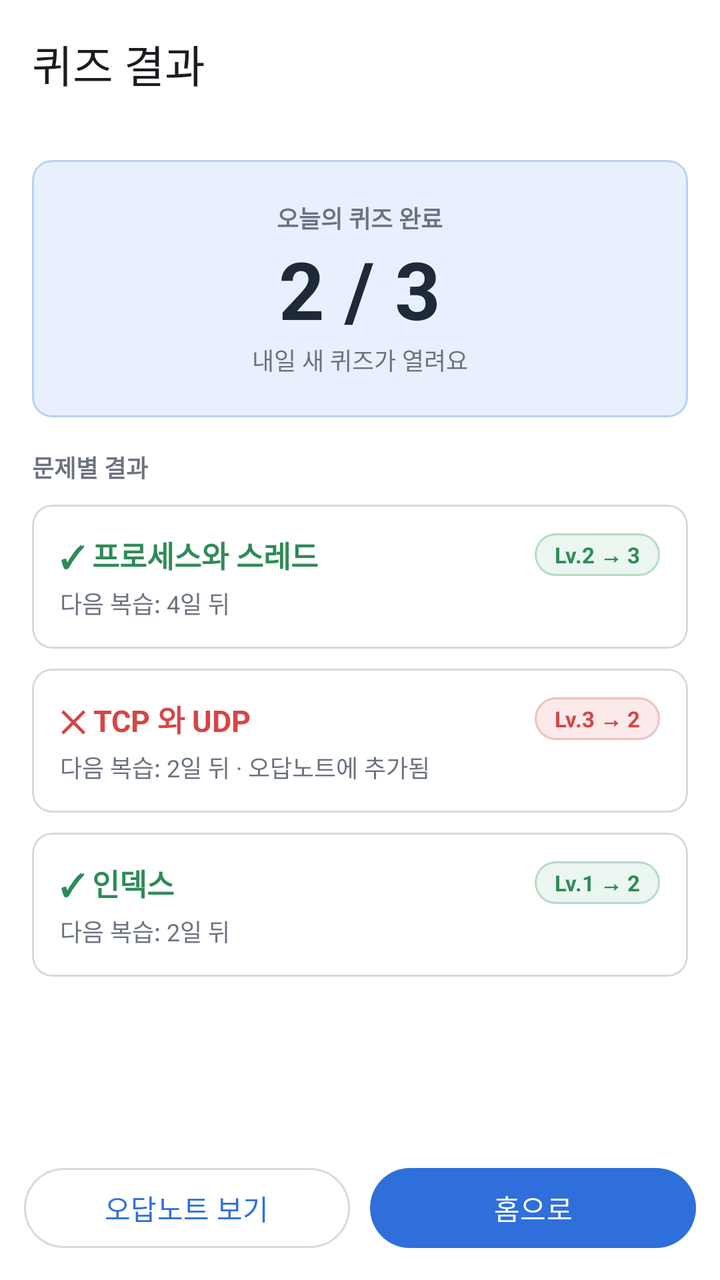
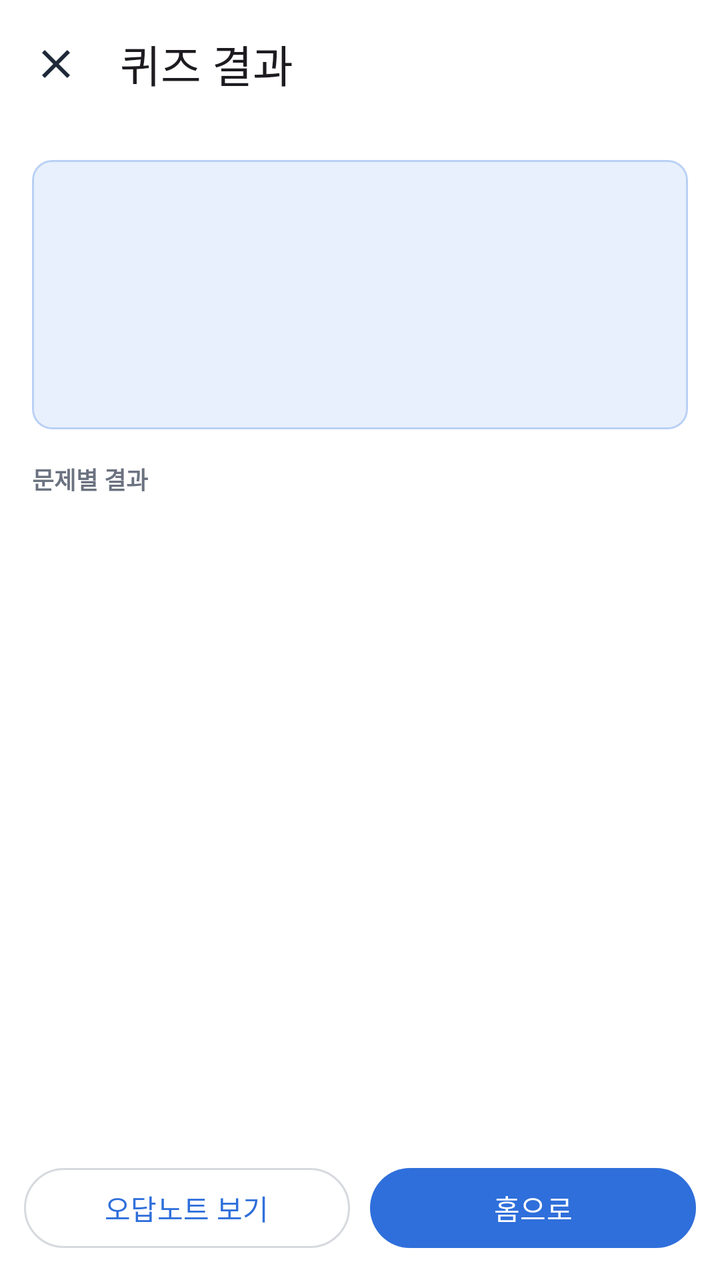

Screens rendered from an Android XML layout before and after an edit, with the pre-edit source and the edit as a unified diff.
<!-- AndroidManifest.xml: application theme Theme.InterviewTrainer -->
<!-- res/layout/activity_quiz_result.xml -->
<?xml version="1.0" encoding="utf-8"?>
<LinearLayout xmlns:android="http://schemas.android.com/apk/res/android"
    xmlns:app="http://schemas.android.com/apk/res-auto"
    xmlns:tools="http://schemas.android.com/tools"
    android:layout_width="match_parent"
    android:layout_height="match_parent"
    android:orientation="vertical"
    tools:context=".concept.QuizResultActivity">

    <com.google.android.material.appbar.MaterialToolbar
        android:id="@+id/toolbar"
        android:layout_width="match_parent"
        android:layout_height="?attr/actionBarSize"
        app:title="퀴즈 결과" />

    <ScrollView
        android:layout_width="match_parent"
        android:layout_height="0dp"
        android:layout_weight="1">

        <LinearLayout
            android:layout_width="match_parent"
            android:layout_height="wrap_content"
            android:divider="@drawable/space_10"
            android:orientation="vertical"
            android:padding="16dp"
            android:showDividers="middle">

            
            <com.google.android.material.card.MaterialCardView
                style="@style/App.Card.Accent"
                android:layout_width="match_parent"
                android:layout_height="wrap_content">

                <LinearLayout
                    android:layout_width="match_parent"
                    android:layout_height="wrap_content"
                    android:gravity="center_horizontal"
                    android:orientation="vertical"
                    android:padding="20dp">

                    <TextView
                        style="@style/App.Text.Caption"
                        android:layout_width="wrap_content"
                        android:layout_height="wrap_content"
                        android:text="오늘의 퀴즈 완료" />

                    <TextView
                        style="@style/App.Text.Big"
                        android:layout_width="wrap_content"
                        android:layout_height="wrap_content"
                        android:text="2 / 3"
                        android:textSize="40sp" />

                    <TextView
                        style="@style/App.Text.Mut"
                        android:layout_width="wrap_content"
                        android:layout_height="wrap_content"
                        android:text="내일 새 퀴즈가 열려요" />
                </LinearLayout>
            </com.google.android.material.card.MaterialCardView>

            <TextView
                style="@style/App.Text.Caption"
                android:layout_width="wrap_content"
                android:layout_height="wrap_content"
                android:layout_marginTop="6dp"
                android:text="문제별 결과" />

            
            <com.google.android.material.card.MaterialCardView
                style="@style/App.Card"
                android:layout_width="match_parent"
                android:layout_height="wrap_content">

                <LinearLayout
                    android:layout_width="match_parent"
                    android:layout_height="wrap_content"
                    android:orientation="vertical"
                    android:padding="14dp">

                    <LinearLayout
                        android:layout_width="match_parent"
                        android:layout_height="wrap_content"
                        android:gravity="center_vertical"
                        android:orientation="horizontal">

                        <TextView
                            style="@style/App.Text.Title"
                            android:layout_width="0dp"
                            android:layout_height="wrap_content"
                            android:layout_weight="1"
                            android:text="✓ 프로세스와 스레드"
                            android:textColor="@color/ok" />

                        <TextView
                            style="@style/App.Tag.Ok"
                            android:layout_width="wrap_content"
                            android:layout_height="wrap_content"
                            android:text="Lv.2 → 3" />
                    </LinearLayout>

                    <TextView
                        style="@style/App.Text.Mut"
                        android:layout_width="wrap_content"
                        android:layout_height="wrap_content"
                        android:layout_marginTop="4dp"
                        android:text="다음 복습: 4일 뒤" />
                </LinearLayout>
            </com.google.android.material.card.MaterialCardView>

            
            <com.google.android.material.card.MaterialCardView
                style="@style/App.Card"
                android:layout_width="match_parent"
                android:layout_height="wrap_content">

                <LinearLayout
                    android:layout_width="match_parent"
                    android:layout_height="wrap_content"
                    android:orientation="vertical"
                    android:padding="14dp">

                    <LinearLayout
                        android:layout_width="match_parent"
                        android:layout_height="wrap_content"
                        android:gravity="center_vertical"
                        android:orientation="horizontal">

                        <TextView
                            style="@style/App.Text.Title"
                            android:layout_width="0dp"
                            android:layout_height="wrap_content"
                            android:layout_weight="1"
                            android:text="✕ TCP 와 UDP"
                            android:textColor="@color/bad" />

                        <TextView
                            style="@style/App.Tag.Bad"
                            android:layout_width="wrap_content"
                            android:layout_height="wrap_content"
                            android:text="Lv.3 → 2" />
                    </LinearLayout>

                    <TextView
                        style="@style/App.Text.Mut"
                        android:layout_width="wrap_content"
                        android:layout_height="wrap_content"
                        android:layout_marginTop="4dp"
                        android:text="다음 복습: 2일 뒤 · 오답노트에 추가됨" />
                </LinearLayout>
            </com.google.android.material.card.MaterialCardView>

            
            <com.google.android.material.card.MaterialCardView
                style="@style/App.Card"
                android:layout_width="match_parent"
                android:layout_height="wrap_content">

                <LinearLayout
                    android:layout_width="match_parent"
                    android:layout_height="wrap_content"
                    android:orientation="vertical"
                    android:padding="14dp">

                    <LinearLayout
                        android:layout_width="match_parent"
                        android:layout_height="wrap_content"
                        android:gravity="center_vertical"
                        android:orientation="horizontal">

                        <TextView
                            style="@style/App.Text.Title"
                            android:layout_width="0dp"
                            android:layout_height="wrap_content"
                            android:layout_weight="1"
                            android:text="✓ 인덱스"
                            android:textColor="@color/ok" />

                        <TextView
                            style="@style/App.Tag.Ok"
                            android:layout_width="wrap_content"
                            android:layout_height="wrap_content"
                            android:text="Lv.1 → 2" />
                    </LinearLayout>

                    <TextView
                        style="@style/App.Text.Mut"
                        android:layout_width="wrap_content"
                        android:layout_height="wrap_content"
                        android:layout_marginTop="4dp"
                        android:text="다음 복습: 2일 뒤" />
                </LinearLayout>
            </com.google.android.material.card.MaterialCardView>
        </LinearLayout>
    </ScrollView>

    <LinearLayout
        android:layout_width="match_parent"
        android:layout_height="wrap_content"
        android:divider="@drawable/space_10"
        android:orientation="horizontal"
        android:padding="12dp"
        android:showDividers="middle">

        <com.google.android.material.button.MaterialButton
            android:id="@+id/btnWrong"
            style="?attr/materialButtonOutlinedStyle"
            android:layout_width="0dp"
            android:layout_height="wrap_content"
            android:layout_weight="1"
            android:text="오답노트 보기" />

        <com.google.android.material.button.MaterialButton
            android:id="@+id/btnHome"
            android:layout_width="0dp"
            android:layout_height="wrap_content"
            android:layout_weight="1"
            android:text="홈으로" />
    </LinearLayout>
</LinearLayout>
<!-- resources referenced by this layout -->
<resources>
  <color name="bad">#D64545</color>
  <color name="ok">#2E8B57</color>
  <!-- drawable space_10 (drawable) -->
  <?xml version="1.0" encoding="utf-8"?>
  <shape xmlns:android="http://schemas.android.com/apk/res/android" android:shape="rectangle">
      <size android:width="10dp" android:height="10dp" />
      <solid android:color="@android:color/transparent" />
  </shape>
  <style name="App.Card" parent="Widget.Material3.CardView.Outlined">
          <item name="cardBackgroundColor">@color/white</item>
          <item name="strokeColor">@color/line</item>
          <item name="strokeWidth">1dp</item>
          <item name="cardCornerRadius">10dp</item>
          <item name="cardElevation">0dp</item>
      </style>
  <style name="App.Card.Accent">
          <item name="cardBackgroundColor">@color/accbg</item>
          <item name="strokeColor">@color/accline</item>
      </style>
  <style name="App.Tag.Bad">
          <item name="android:background">@drawable/bg_chip_bad</item>
          <item name="android:textColor">@color/bad</item>
      </style>
  <style name="App.Tag.Ok">
          <item name="android:background">@drawable/bg_chip_ok</item>
          <item name="android:textColor">@color/ok</item>
      </style>
  <style name="App.Text.Big">
          <item name="android:textSize">24sp</item>
          <item name="android:textStyle">bold</item>
      </style>
  <style name="App.Text.Caption">
          <item name="android:textColor">@color/mut</item>
          <item name="android:textSize">12sp</item>
          <item name="android:textStyle">bold</item>
      </style>
  <style name="App.Text.Mut">
          <item name="android:textColor">@color/mut</item>
          <item name="android:textSize">12sp</item>
      </style>
  <style name="App.Text.Title">
          <item name="android:textSize">15sp</item>
          <item name="android:textStyle">bold</item>
      </style>
  <style name="Theme.InterviewTrainer" parent="Base.Theme.InterviewTrainer" />
  <color name="white">#FFFFFFFF</color>
  <color name="line">#D6D9DE</color>
  <color name="accbg">#E8F0FD</color>
  <color name="accline">#B9D0F5</color>
  <!-- drawable bg_chip_bad (drawable) -->
  <?xml version="1.0" encoding="utf-8"?>
  <shape xmlns:android="http://schemas.android.com/apk/res/android" android:shape="rectangle">
      <solid android:color="@color/badbg" />
      <stroke android:width="1dp" android:color="@color/badline" />
      <corners android:radius="99dp" />
  </shape>
  <!-- drawable bg_chip_ok (drawable) -->
  <?xml version="1.0" encoding="utf-8"?>
  <shape xmlns:android="http://schemas.android.com/apk/res/android" android:shape="rectangle">
      <solid android:color="@color/okbg" />
      <stroke android:width="1dp" android:color="@color/okline" />
      <corners android:radius="99dp" />
  </shape>
  <color name="mut">#6B7280</color>
  <style name="Base.Theme.InterviewTrainer" parent="Theme.Material3.Light.NoActionBar">
          <item name="colorPrimary">@color/acc</item>
          <item name="colorOnPrimary">@color/white</item>
          <item name="colorPrimaryContainer">@color/accbg</item>
          <item name="colorOnPrimaryContainer">@color/acc</item>
          <item name="colorSecondaryContainer">@color/accbg</item>
          <item name="colorOnSecondaryContainer">@color/acc</item>
          <item name="colorSurface">@color/white</item>
          <item name="colorOnSurface">@color/ink</item>
          <item name="colorOnSurfaceVariant">@color/mut</item>
          <item name="colorOutline">@color/line</item>
          <item name="colorError">@color/bad</item>
          <item name="android:windowBackground">@color/white</item>
      </style>
  <color name="badbg">#FBEAEA</color>
  <color name="badline">#EFC0C0</color>
  <color name="okbg">#EAF6EF</color>
  <color name="okline">#B5DCC4</color>
  <color name="acc">#2F6FDB</color>
  <color name="ink">#1F2937</color>
</resources>

<!-- the commit's change to res/layout/activity_quiz_result.xml (unified diff, before → after) -->
@@ -11,6 +11,7 @@
         android:id="@+id/toolbar"
         android:layout_width="match_parent"
         android:layout_height="?attr/actionBarSize"
+        app:navigationIcon="@drawable/ic_close"
         app:title="퀴즈 결과" />
 
     <ScrollView
@@ -40,26 +41,30 @@
                     android:padding="20dp">
 
                     <TextView
-                        style="@style/App.Text.Caption"
-                        android:layout_width="wrap_content"
-                        android:layout_height="wrap_content"
-                        android:text="오늘의 퀴즈 완료" />
-
-                    <TextView
+                        android:id="@+id/tvScore"
                         style="@style/App.Text.Big"
                         android:layout_width="wrap_content"
                         android:layout_height="wrap_content"
-                        android:text="2 / 3"
+                        android:textColor="@color/acc"
                         android:textSize="40sp" />
 
                     <TextView
+                        android:id="@+id/tvMessage"
+                        style="@style/App.Text"
+                        android:layout_width="wrap_content"
+                        android:layout_height="wrap_content"
+                        android:layout_marginTop="4dp" />
+
+                    <TextView
+                        android:id="@+id/tvNotice"
                         style="@style/App.Text.Mut"
                         android:layout_width="wrap_content"
                         android:layout_height="wrap_content"
-                        android:text="내일 새 퀴즈가 열려요" />
+                        android:layout_marginTop="2dp" />
                 </LinearLayout>
             </com.google.android.material.card.MaterialCardView>
 
+            
             <TextView
                 style="@style/App.Text.Caption"
                 android:layout_width="wrap_content"
@@ -67,131 +72,13 @@
                 android:layout_marginTop="6dp"
                 android:text="문제별 결과" />
 
-            
-            <com.google.android.material.card.MaterialCardView
-                style="@style/App.Card"
+            <LinearLayout
+                android:id="@+id/llRows"
                 android:layout_width="match_parent"
-                android:layout_height="wrap_content">
-
-                <LinearLayout
-                    android:layout_width="match_parent"
-                    android:layout_height="wrap_content"
-                    android:orientation="vertical"
-                    android:padding="14dp">
-
-                    <LinearLayout
-                        android:layout_width="match_parent"
-                        android:layout_height="wrap_content"
-                        android:gravity="center_vertical"
-                        android:orientation="horizontal">
-
-                        <TextView
-                            style="@style/App.Text.Title"
-                            android:layout_width="0dp"
-                            android:layout_height="wrap_content"
-                            android:layout_weight="1"
-                            android:text="✓ 프로세스와 스레드"
-                            android:textColor="@color/ok" />
-
-                        <TextView
-                            style="@style/App.Tag.Ok"
-                            android:layout_width="wrap_content"
-                            android:layout_height="wrap_content"
-                            android:text="Lv.2 → 3" />
-                    </LinearLayout>
-
-                    <TextView
-                        style="@style/App.Text.Mut"
-                        android:layout_width="wrap_content"
-                        android:layout_height="wrap_content"
-                        android:layout_marginTop="4dp"
-                        android:text="다음 복습: 4일 뒤" />
-                </LinearLayout>
-            </com.google.android.material.card.MaterialCardView>
-
-            
-            <com.google.android.material.card.MaterialCardView
-                style="@style/App.Card"
-                android:layout_width="match_parent"
-                android:layout_height="wrap_content">
-
-                <LinearLayout
-                    android:layout_width="match_parent"
-                    android:layout_height="wrap_content"
-                    android:orientation="vertical"
-                    android:padding="14dp">
-
-                    <LinearLayout
-                        android:layout_width="match_parent"
-                        android:layout_height="wrap_content"
-                        android:gravity="center_vertical"
-                        android:orientation="horizontal">
-
-                        <TextView
-                            style="@style/App.Text.Title"
-                            android:layout_width="0dp"
-                            android:layout_height="wrap_content"
-                            android:layout_weight="1"
-                            android:text="✕ TCP 와 UDP"
-                            android:textColor="@color/bad" />
-
-                        <TextView
-                            style="@style/App.Tag.Bad"
-                            android:layout_width="wrap_content"
-                            android:layout_height="wrap_content"
-                            android:text="Lv.3 → 2" />
-                    </LinearLayout>
-
-                    <TextView
-                        style="@style/App.Text.Mut"
-                        android:layout_width="wrap_content"
-                        android:layout_height="wrap_content"
-                        android:layout_marginTop="4dp"
-                        android:text="다음 복습: 2일 뒤 · 오답노트에 추가됨" />
-                </LinearLayout>
-            </com.google.android.material.card.MaterialCardView>
-
-            
-            <com.google.android.material.card.MaterialCardView
-                style="@style/App.Card"
-                android:layout_width="match_parent"
-                android:layout_height="wrap_content">
-
-                <LinearLayout
-                    android:layout_width="match_parent"
-                    android:layout_height="wrap_content"
-                    android:orientation="vertical"
-                    android:padding="14dp">
-
-                    <LinearLayout
-                        android:layout_width="match_parent"
-                        android:layout_height="wrap_content"
-                        android:gravity="center_vertical"
-                        android:orientation="horizontal">
-
-                        <TextView
-                            style="@style/App.Text.Title"
-                            android:layout_width="0dp"
-                            android:layout_height="wrap_content"
-                            android:layout_weight="1"
-                            android:text="✓ 인덱스"
-                            android:textColor="@color/ok" />
-
-                        <TextView
-                            style="@style/App.Tag.Ok"
-                            android:layout_width="wrap_content"
-                            android:layout_height="wrap_content"
-                            android:text="Lv.1 → 2" />
-                    </LinearLayout>
-
-                    <TextView
-                        style="@style/App.Text.Mut"
-                        android:layout_width="wrap_content"
-                        android:layout_height="wrap_content"
-                        android:layout_marginTop="4dp"
-                        android:text="다음 복습: 2일 뒤" />
-                </LinearLayout>
-            </com.google.android.material.card.MaterialCardView>
+                android:layout_height="wrap_content"
+                android:divider="@drawable/space_10"
+                android:orientation="vertical"
+                android:showDividers="middle" />
         </LinearLayout>
     </ScrollView>
 
<!-- resource entries referenced after the edit -->
@@ -1,31 +1,19 @@
 <!-- resources referenced by this layout -->
 <resources>
   <color name="bad">#D64545</color>
-  <color name="ok">#2E8B57</color>
   <!-- drawable space_10 (drawable) -->
   <?xml version="1.0" encoding="utf-8"?>
   <shape xmlns:android="http://schemas.android.com/apk/res/android" android:shape="rectangle">
       <size android:width="10dp" android:height="10dp" />
       <solid android:color="@android:color/transparent" />
   </shape>
-  <style name="App.Card" parent="Widget.Material3.CardView.Outlined">
-          <item name="cardBackgroundColor">@color/white</item>
-          <item name="strokeColor">@color/line</item>
-          <item name="strokeWidth">1dp</item>
-          <item name="cardCornerRadius">10dp</item>
-          <item name="cardElevation">0dp</item>
-      </style>
   <style name="App.Card.Accent">
           <item name="cardBackgroundColor">@color/accbg</item>
           <item name="strokeColor">@color/accline</item>
       </style>
-  <style name="App.Tag.Bad">
-          <item name="android:background">@drawable/bg_chip_bad</item>
-          <item name="android:textColor">@color/bad</item>
-      </style>
-  <style name="App.Tag.Ok">
-          <item name="android:background">@drawable/bg_chip_ok</item>
-          <item name="android:textColor">@color/ok</item>
+  <style name="App.Text" parent="">
+          <item name="android:textColor">@color/ink</item>
+          <item name="android:textSize">14sp</item>
       </style>
   <style name="App.Text.Big">
           <item name="android:textSize">24sp</item>
@@ -40,29 +28,11 @@
           <item name="android:textColor">@color/mut</item>
           <item name="android:textSize">12sp</item>
       </style>
-  <style name="App.Text.Title">
-          <item name="android:textSize">15sp</item>
-          <item name="android:textStyle">bold</item>
-      </style>
   <style name="Theme.InterviewTrainer" parent="Base.Theme.InterviewTrainer" />
   <color name="white">#FFFFFFFF</color>
   <color name="line">#D6D9DE</color>
   <color name="accbg">#E8F0FD</color>
   <color name="accline">#B9D0F5</color>
-  <!-- drawable bg_chip_bad (drawable) -->
-  <?xml version="1.0" encoding="utf-8"?>
-  <shape xmlns:android="http://schemas.android.com/apk/res/android" android:shape="rectangle">
-      <solid android:color="@color/badbg" />
-      <stroke android:width="1dp" android:color="@color/badline" />
-      <corners android:radius="99dp" />
-  </shape>
-  <!-- drawable bg_chip_ok (drawable) -->
-  <?xml version="1.0" encoding="utf-8"?>
-  <shape xmlns:android="http://schemas.android.com/apk/res/android" android:shape="rectangle">
-      <solid android:color="@color/okbg" />
-      <stroke android:width="1dp" android:color="@color/okline" />
-      <corners android:radius="99dp" />
-  </shape>
   <color name="mut">#6B7280</color>
   <style name="Base.Theme.InterviewTrainer" parent="Theme.Material3.Light.NoActionBar">
           <item name="colorPrimary">@color/acc</item>
@@ -78,11 +48,19 @@
           <item name="colorError">@color/bad</item>
           <item name="android:windowBackground">@color/white</item>
       </style>
-  <color name="badbg">#FBEAEA</color>
-  <color name="badline">#EFC0C0</color>
-  <color name="okbg">#EAF6EF</color>
-  <color name="okline">#B5DCC4</color>
   <color name="acc">#2F6FDB</color>
+  <!-- drawable ic_close (drawable) -->
+  <?xml version="1.0" encoding="utf-8"?>
+  <vector xmlns:android="http://schemas.android.com/apk/res/android"
+      android:width="24dp"
+      android:height="24dp"
+      android:viewportWidth="24"
+      android:viewportHeight="24"
+      android:tint="@color/ink">
+      <path
+          android:fillColor="#FF000000"
+          android:pathData="M19,6.41L17.59,5 12,10.59 6.41,5 5,6.41 10.59,12 5,17.59 6.41,19 12,13.41 17.59,19 19,17.59 13.41,12z" />
+  </vector>
   <color name="ink">#1F2937</color>
 </resources>
 
